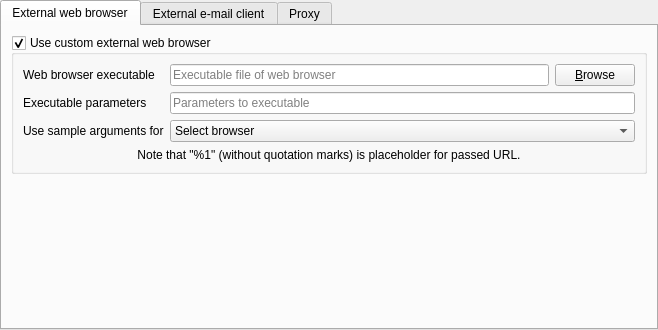
The window that src/gui/settings/settingsbrowsermail.ui (martinrotter/textosaurus) describes before a commit, drawn with Qt 5.
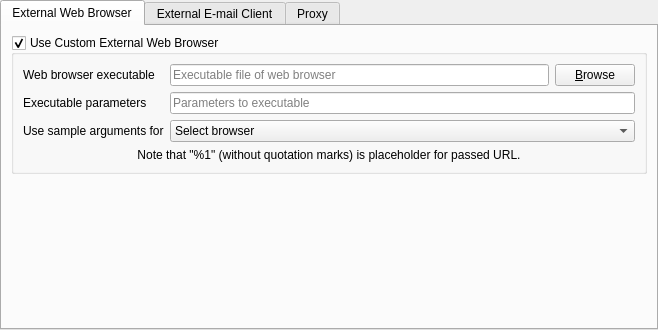
The same window after the commit.

The edit to the form file:
```diff
--- a/src/gui/settings/settingsbrowsermail.ui
+++ b/src/gui/settings/settingsbrowsermail.ui
@@ -30,7 +30,7 @@
      </property>
      <widget class="QWidget" name="m_tabExternalBrowser">
       <attribute name="title">
-       <string>External web browser</string>
+       <string>External Web Browser</string>
       </attribute>
       <layout class="QFormLayout" name="formLayout_17">
        <item row="0" column="0" colspan="2">
@@ -39,7 +39,7 @@
           <string>&lt;html&gt;&lt;head/&gt;&lt;body&gt;&lt;p&gt;If unchecked, then default system-wide web browser is used.&lt;/p&gt;&lt;/body&gt;&lt;/html&gt;</string>
          </property>
          <property name="title">
-          <string>Use custom external web browser</string>
+          <string>Use Custom External Web Browser</string>
          </property>
          <property name="flat">
           <bool>false</bool>
@@ -126,7 +126,7 @@
      </widget>
      <widget class="QWidget" name="tab">
       <attribute name="title">
-       <string>External e-mail client</string>
+       <string>External E-mail Client</string>
       </attribute>
       <layout class="QFormLayout" name="formLayout_22">
        <item row="0" column="0" colspan="2">
```
Left out of the diff: 2 changed lines with no effect on the pictures.
